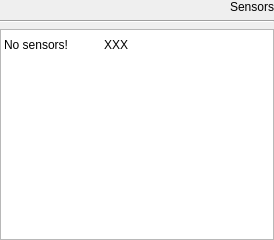
Before: the Qt Designer form widgets/sensors/sensors.ui in Risca/magicmirror, drawn with Qt 5.
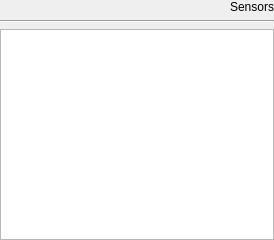
After: the same form once the commit is applied.

Commit message: sensors: use model+view instead

Patch:
```diff
--- a/widgets/sensors/sensors.ui
+++ b/widgets/sensors/sensors.ui
@@ -44,7 +44,7 @@
     </widget>
    </item>
    <item>
-    <widget class="QTableWidget" name="sensorList">
+    <widget class="QTableView" name="sensorList">
      <property name="focusPolicy">
       <enum>Qt::NoFocus</enum>
      </property>
@@ -90,37 +90,9 @@
      <attribute name="horizontalHeaderVisible">
       <bool>false</bool>
      </attribute>
-     <attribute name="horizontalHeaderStretchLastSection">
-      <bool>true</bool>
-     </attribute>
      <attribute name="verticalHeaderVisible">
       <bool>false</bool>
      </attribute>
-     <row>
-      <property name="text">
-       <string>1</string>
-      </property>
-     </row>
-     <column>
-      <property name="text">
-       <string>Sensor</string>
-      </property>
-     </column>
-     <column>
-      <property name="text">
-       <string>Value</string>
-      </property>
-     </column>
-     <item row="0" column="0">
-      <property name="text">
-       <string>No sensors!</string>
-      </property>
-     </item>
-     <item row="0" column="1">
-      <property name="text">
-       <string>XXX</string>
-      </property>
-     </item>
     </widget>
    </item>
   </layout>
```
The commit also changes 8 other files.
